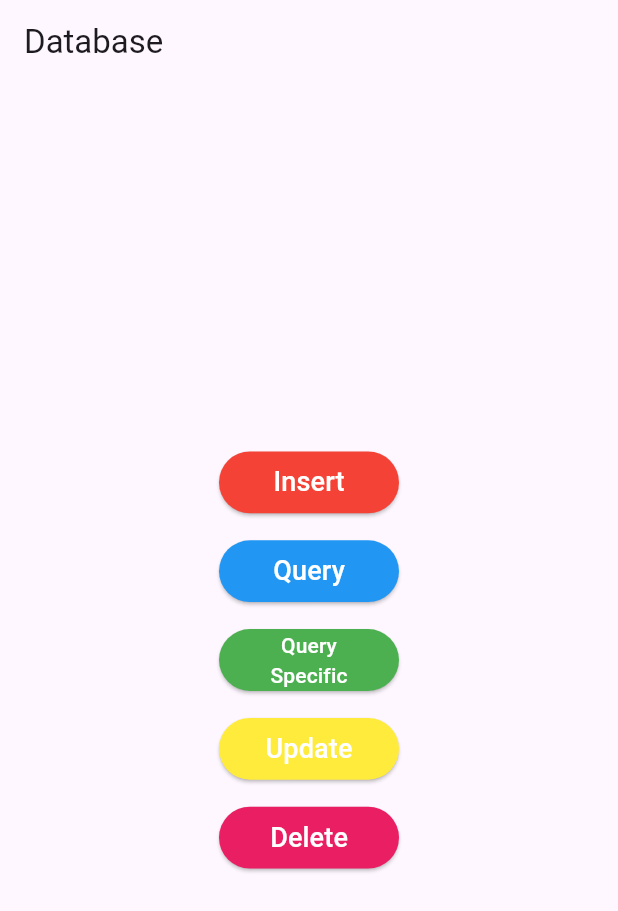
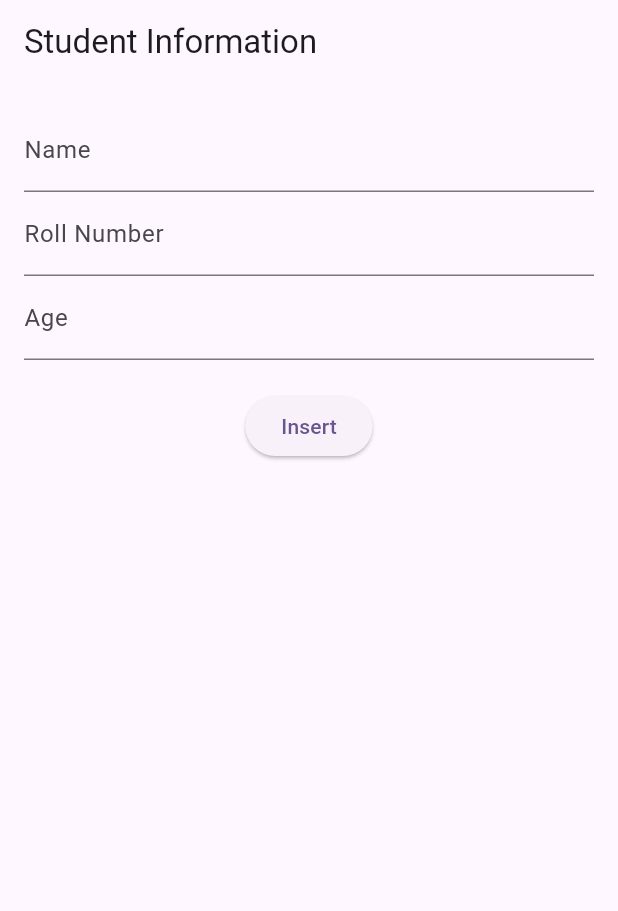
Before and after one commit to CodeCrypt05/Learning-SQFLite, a Flutter app: the screen it shows after launch, on a phone screen of 412 x 824 dp. Shown: the top 911 px of the screen. Run offline on Flutter 3.47's test engine with Material 2 defaults, Android fonts, the phone set to English and light mode, and no system bars; our stand-ins replace sqflite; accounts and stored records are empty.

Commit message:
studentinfo screen added

```diff
--- a/lib/data/database/dbhelper.dart
+++ b/lib/data/database/dbhelper.dart
@@ -46,7 +46,7 @@ class DatabaseHelper {
   Future _onCreate(Database db, int version) async {
     await db.execute('''
       CREATE TABLE $table (
-        $columnId INTEGER PRIMARY KEY,
+        $columnId INTEGER PRIMARY KEY AUTOINCREMENT,
         $columnName TEXT NOT NULL,
         $columnAge TEXT NOT NULL
       )
--- a/lib/main.dart
+++ b/lib/main.dart
@@ -1,5 +1,6 @@
 import 'package:flutter/material.dart';
 import 'package:learning_sqflite/presentation/pages/home_screen.dart';
+import 'package:learning_sqflite/presentation/pages/insert_data_screen.dart';
 
 void main() {
   runApp(const MyApp());
@@ -17,7 +18,7 @@ class MyApp extends StatelessWidget {
         colorScheme: ColorScheme.fromSeed(seedColor: Colors.deepPurple),
         useMaterial3: true,
       ),
-      home: HomeScreen(),
+      home: StudentInfoScreen(),
     );
   }
 }
--- /dev/null
+++ b/lib/presentation/pages/insert_data_screen.dart
@@ -0,0 +1,105 @@
+import 'package:flutter/foundation.dart';
+import 'package:flutter/material.dart';
+import 'package:learning_sqflite/student.dart';
+
+class StudentInfoScreen extends StatefulWidget {
+  StudentInfoScreen({super.key});
+
+  @override
+  State<StudentInfoScreen> createState() => _StudentInfoScreenState();
+}
+
+class _StudentInfoScreenState extends State<StudentInfoScreen> {
+  final _formKey = GlobalKey<FormState>();
+
+  final List<Student> students = [];
+
+  final TextEditingController nameController = TextEditingController();
+
+  final TextEditingController rollNumberController = TextEditingController();
+
+  final TextEditingController ageController = TextEditingController();
+
+  void _insertStudent() {
+    if (_formKey.currentState!.validate()) {
+      setState(() {
+        Student student = Student();
+        student.name = nameController.text;
+        student.rollNumber = rollNumberController.text;
+        student.age = ageController.text;
+        students.add(student);
+        nameController.clear();
+        rollNumberController.clear();
+        ageController.clear();
+      });
+    }
+  }
+
+  @override
+  Widget build(BuildContext context) {
+    return Scaffold(
+      appBar: AppBar(
+        title: Text('Student Information'),
+      ),
+      body: Padding(
+        padding: const EdgeInsets.all(16.0),
+        child: Form(
+          key: _formKey,
+          child: Column(
+            children: <Widget>[
+              TextFormField(
+                controller: nameController,
+                decoration: InputDecoration(labelText: 'Name'),
+                validator: (value) {
+                  if (value!.isEmpty) {
+                    return 'Please enter a name';
+                  }
+                  return null;
+                },
+              ),
+              TextFormField(
+                controller: rollNumberController,
+                decoration: InputDecoration(labelText: 'Roll Number'),
+                validator: (value) {
+                  if (value!.isEmpty) {
+                    return 'Please enter a roll number';
+                  }
+                  return null;
+                },
+              ),
+              TextFormField(
+                controller: ageController,
+                decoration: InputDecoration(labelText: 'Age'),
+                validator: (value) {
+                  if (value!.isEmpty) {
+                    return 'Please enter an age';
+                  }
+                  return null;
+                },
+              ),
+              SizedBox(height: 20),
+              ElevatedButton(
+                onPressed: _insertStudent,
+                child: Text('Insert'),
+              ),
+              SizedBox(height: 20),
+              Expanded(
+                child: ListView.builder(
+                  itemCount: students.length,
+                  itemBuilder: (context, index) {
+                    Student student = students[index];
+                    return ListTile(
+                      title: Text('Name: ${student.name}'),
+                      subtitle: Text(
+                          'Roll Number: ${student.rollNumber}, Age: ${student.age}'),
+                    );
+                  },
+                ),
+              ),
+            ],
+          ),
+        ),
+      ),
+    );
+  }
+}
--- /dev/null
+++ b/lib/student.dart
@@ -0,0 +1,5 @@
+class Student {
+  String? name;
+  String? rollNumber;
+  String? age;
+}
```
